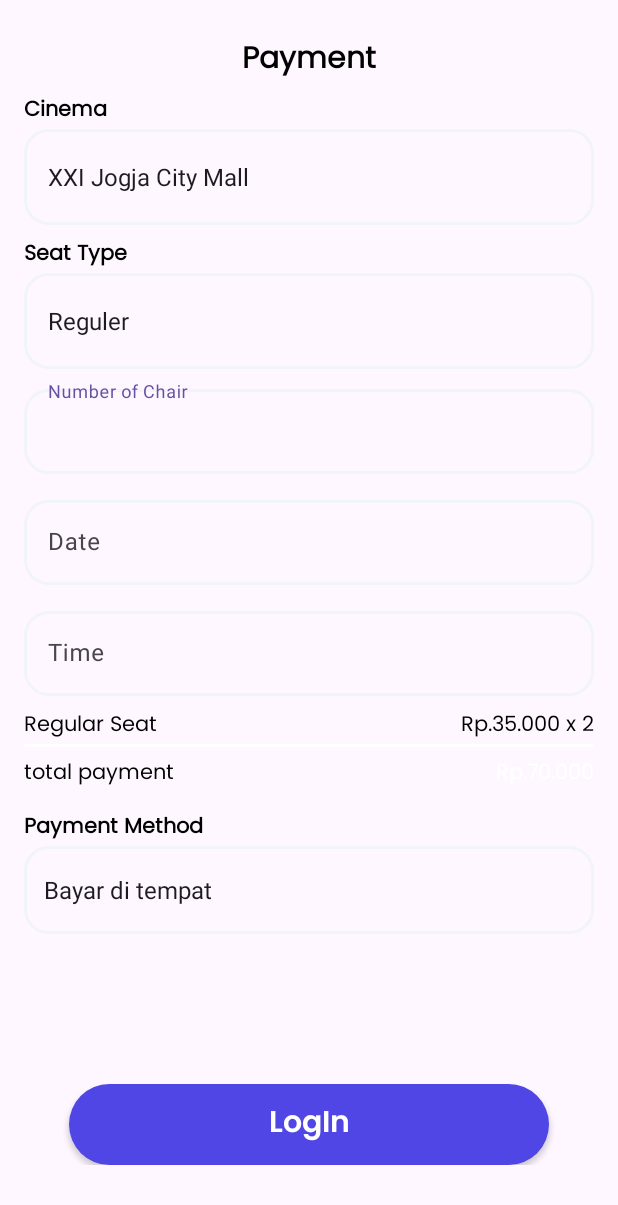
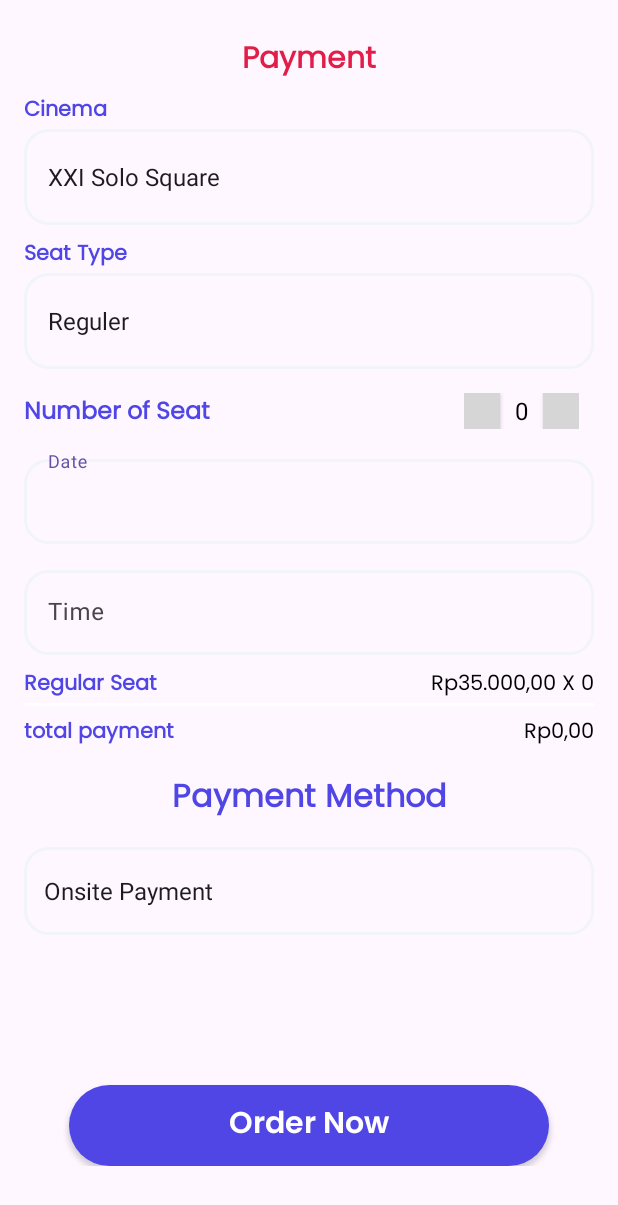
Before and after one commit to Vympel87/MovieTicketOrder, an Android app: the Order_Activity screen opened directly, with no data from a screen before it, on a phone screen of 412 x 824 dp. Shown: the top 1205 px of the screen. Run offline under Robolectric (Android 15) with nearby library versions, the phone set to English and light mode, and no system bars; grey boxes are pictures that could not be loaded.

Commit message:
Third Commit

```diff
--- a/app/src/main/java/com/example/movieticketorder/Order_Activity.kt
+++ b/app/src/main/java/com/example/movieticketorder/Order_Activity.kt
@@ -11,6 +11,8 @@ import android.widget.DatePicker
 import android.app.DatePickerDialog
 import android.app.TimePickerDialog
 import android.content.Intent
+import android.widget.Button
+import android.widget.TextView
 import com.example.movieticketorder.databinding.ActivityOrderBinding
 import java.text.NumberFormat
 import java.text.SimpleDateFormat
@@ -20,15 +22,15 @@ import java.util.Locale
 class Order_Activity : AppCompatActivity() {
     private lateinit var binding: ActivityOrderBinding
 
-    companion object {
-        const val EXTRA_BIOSKOP = "EXTRA_BIOSKOP"
-        const val EXTRA_SEAT = "EXTRA_SEAT"
-        const val EXTRA_NUMBER_OF_SEAT = "EXTRA_NUMBER_OF_SEAT"
-        const val EXTRA_DATE = "EXTRA_DATE"
-        const val EXTRA_FEE = "EXTRA_FEE"
-        const val EXTRA_TOTAL_PAYMENT = "EXTRA_TOTAL_PAYMENT"
-        const val EXTRA_TIME = "EXTRA_TIME"
-        const val EXTRA_METHOD = "EXTRA_METHOD"
+    companion object{
+        const val EXTRA_BIOSKOP="EXTRA_BIOSKOP"
+        const val EXTRA_SEAT="EXTRA_SEAT"
+        const val EXTRA_NUMBER_OF_SEAT="EXTRA_NUMBER_OF_SEAT"
+        const val EXTRA_DATE="EXTRA_DATE"
+        const val EXTRA_FEE="EXTRA_FEE"
+        const val EXTRA_TOTAL_PAYMENT="EXTRA_TOTAL_PAYMENT"
+        const val EXTRA_TIME="EXTRA_TIME"
+        const val EXTRA_METHOD="EXTRA_METHOD"
     }
 
     private lateinit var datePickers: EditText
@@ -37,55 +39,46 @@ class Order_Activity : AppCompatActivity() {
     private lateinit var BankList: Array<String>
     private lateinit var SeatList: Array<String>
     private lateinit var PaymentMethod: Array<String>
-    var TotalPayment = 0
+    var TotalPayment=0
+
     override fun onCreate(savedInstanceState: Bundle?) {
         super.onCreate(savedInstanceState)
-        binding = ActivityOrderBinding.inflate(layoutInflater)
+        binding= ActivityOrderBinding.inflate(layoutInflater)
         setContentView(binding.root)
 
-        val title = intent.getStringExtra("Title")
-        val image = intent.getIntExtra("Image", 0)
-        datePickers = findViewById(R.id.DatePicker)
-        timePicker = findViewById(R.id.TimePicker)
-        BioskopLocation = resources.getStringArray(R.array.Bioskop)
-        BankList = resources.getStringArray(R.array.Bank)
-        SeatList = resources.getStringArray(R.array.Jenis_Seat)
+        val title=intent.getStringExtra("Title")
+        val image = intent.getIntExtra("Image",0)
+        datePickers=findViewById(R.id.DatePicker)
+        timePicker=findViewById(R.id.TimePicker)
+        BioskopLocation=resources.getStringArray(R.array.Bioskop)
+        BankList=resources.getStringArray(R.array.Bank)
+        SeatList=resources.getStringArray(R.array.Jenis_Seat)
 
-        PaymentMethod = arrayOf(
-            "Bayar di tempat",
-            "Menggunakan Bank"
+        PaymentMethod= arrayOf(
+            "Onsite Payment",
+            "Mobile Banking"
         )
 
-        with(binding) {
+        with(binding){
             val myCalendar = Calendar.getInstance()
+            var num = 0
 
 
-            val datePicker = DatePickerDialog.OnDateSetListener { view, year, month, dayOfMonth ->
-                myCalendar.set(Calendar.YEAR, year)
-                myCalendar.set(Calendar.MONTH, month)
-                myCalendar.set(Calendar.DAY_OF_MONTH, dayOfMonth)
+            val datePicker= DatePickerDialog.OnDateSetListener{
+                    view,year,month,dayOfMonth->
+                myCalendar.set(Calendar.YEAR,year)
+                myCalendar.set(Calendar.MONTH,month)
+                myCalendar.set(Calendar.DAY_OF_MONTH,dayOfMonth)
                 updateLable(myCalendar)
             }
-            val timePickerDialog = TimePickerDialog(
-                this@Order_Activity,
-                TimePickerDialog.OnTimeSetListener { _: TimePicker, hourOfDay: Int, minute: Int ->
-                    myCalendar.set(Calendar.HOUR_OF_DAY, hourOfDay)
-                    myCalendar.set(Calendar.MINUTE, minute)
-                    updateTimeLabel(myCalendar)
-                },
-                myCalendar.get(Calendar.HOUR_OF_DAY),
-                myCalendar.get(Calendar.MINUTE),
-                false
-            )
+            val timePickerDialog = TimePickerDialog(this@Order_Activity, TimePickerDialog.OnTimeSetListener { _: TimePicker, hourOfDay: Int, minute: Int ->
+                myCalendar.set(Calendar.HOUR_OF_DAY, hourOfDay)
+                myCalendar.set(Calendar.MINUTE, minute)
+                updateTimeLabel(myCalendar)
+            }, myCalendar.get(Calendar.HOUR_OF_DAY), myCalendar.get(Calendar.MINUTE), false)
 
-            DatePicker.setOnClickListener {
-                val datePickerDialog = DatePickerDialog(
-                    this@Order_Activity,
-                    datePicker,
-                    myCalendar.get(Calendar.YEAR),
-                    myCalendar.get(Calendar.MONTH),
-                    myCalendar.get(Calendar.DAY_OF_MONTH)
-                )
+            DatePicker.setOnClickListener{
+                val datePickerDialog=DatePickerDialog(this@Order_Activity,datePicker,myCalendar.get(Calendar.YEAR),myCalendar.get(Calendar.MONTH),myCalendar.get(Calendar.DAY_OF_MONTH))
                 datePickerDialog.show()
             }
             TimePicker.setOnClickListener {
@@ -93,38 +86,22 @@ class Order_Activity : AppCompatActivity() {
             }
 
 
-//            spinner Adapter semua disini
-            val BioskopList = ArrayAdapter(
-                this@Order_Activity,
-                android.R.layout.simple_spinner_dropdown_item,
-                BioskopLocation
-            )
+//          Spinner n Adapter
+            val BioskopList=ArrayAdapter(this@Order_Activity, android.R.layout.simple_spinner_dropdown_item,BioskopLocation)
             BioskopList.setDropDownViewResource(android.R.layout.simple_spinner_dropdown_item)
-            spinnerBioskop.adapter = BioskopList
+            spinnerBioskop.adapter=BioskopList
 
-            val BankList = ArrayAdapter(
-                this@Order_Activity,
-                android.R.layout.simple_spinner_dropdown_item,
-                BankList
-            )
+            val BankList=ArrayAdapter(this@Order_Activity,android.R.layout.simple_spinner_dropdown_item,BankList)
             BankList.setDropDownViewResource(android.R.layout.simple_spinner_dropdown_item)
-            spinnerMethodDetail.adapter = BankList
+            spinnerMethodDetail.adapter=BankList
 
-            val SeatList = ArrayAdapter(
-                this@Order_Activity,
-                android.R.layout.simple_spinner_dropdown_item,
-                SeatList
-            )
+            val SeatList=ArrayAdapter( this@Order_Activity,android.R.layout.simple_spinner_dropdown_item,SeatList)
             SeatList.setDropDownViewResource(android.R.layout.simple_spinner_dropdown_item)
-            spinnerSeat.adapter = SeatList
+            spinnerSeat.adapter=SeatList
 
-            val PaymentMethodList =
-                ArrayAdapter(/* context = */ this@Order_Activity,/* resource = */
-                    android.R.layout.simple_spinner_dropdown_item,
-                    PaymentMethod
-                )
+            val PaymentMethodList=ArrayAdapter(/* context = */ this@Order_Activity,/* resource = */ android.R.layout.simple_spinner_dropdown_item,PaymentMethod)
             PaymentMethodList.setDropDownViewResource(android.R.layout.simple_spinner_dropdown_item)
-            spinnerMethod.adapter = PaymentMethodList
+            spinnerMethod.adapter=PaymentMethodList
 
             spinnerMethod.onItemSelectedListener = object : AdapterView.OnItemSelectedListener {
                 override fun onItemSelected(
@@ -134,10 +111,10 @@ class Order_Activity : AppCompatActivity() {
                     id: Long
                 ) {
                     val paymentMethod = spinnerMethod.selectedItem.toString()
-                    if (paymentMethod == "Menggunakan Bank") {
+                    if (paymentMethod == "Mobile Banking") {
                         spinnerMethodDetail.visibility = View.VISIBLE
                         layoutAccount.visibility = View.VISIBLE
-                        val bank = spinnerMethodDetail.selectedItem.toString()
+                        val bank=spinnerMethodDetail.selectedItem.toString()
 
                     } else {
                         spinnerMethodDetail.visibility = View.INVISIBLE
@@ -149,13 +126,19 @@ class Order_Activity : AppCompatActivity() {
                     // Do nothing
                 }
             }
+
+            btnPlus.setOnClickListener {
+                num++
+                numberOfSeat.text = num.toString()
+            }
+            btnMinus.setOnClickListener {
+                num--
+                if (num < 0) num = 0
+                numberOfSeat.text = num.toString()
+            }
+
             spinnerSeat.onItemSelectedListener = object : AdapterView.OnItemSelectedListener {
-                override fun onItemSelected(
-                    parent: AdapterView<*>?,
-                    view: View?,
-                    position: Int,
-                    id: Long
-                ) {
+                override fun onItemSelected(parent: AdapterView<*>?, view: View?, position: Int, id: Long) {
                     val fee = when (spinnerSeat.selectedItem.toString()) {
                         "Reguler" -> 35000
                         "Premiere" -> 50000
@@ -169,7 +152,7 @@ class Order_Activity : AppCompatActivity() {
                         val numberOfSeats = numberOfSeatsText.toInt()
                         TotalPayment = fee * numberOfSeats
                         val formatTotal = formatCurrency(TotalPayment)
-                        tvJumlahKursi.text = " X " + numberOfSeats.toString()
+                        tvJumlahKursi.text = " X "+numberOfSeats.toString()
                         seatCost.text = formatCurrency(fee)
                         totalPayment.text = formatTotal
                     }
@@ -179,38 +162,36 @@ class Order_Activity : AppCompatActivity() {
                     // Handle case where no seat is selected (if necessary)
                 }
             }
+
             btnPemesanan.setOnClickListener {
-                val intent = Intent(this@Order_Activity, Invoice::class.java)
-                intent.putExtra("Title", title)
-                intent.putExtra("Image", image)
-                intent.putExtra(EXTRA_BIOSKOP, spinnerBioskop.selectedItem.toString())
-                intent.putExtra(EXTRA_DATE, DatePicker.text.toString())
-                intent.putExtra(EXTRA_TIME, TimePicker.text.toString())
-                intent.putExtra(EXTRA_FEE, seatCost.text)
-                intent.putExtra(EXTRA_TOTAL_PAYMENT, totalPayment.text)
-                intent.putExtra(EXTRA_NUMBER_OF_SEAT, numberOfSeat.text.toString())
-                intent.putExtra(EXTRA_SEAT, spinnerSeat.selectedItem.toString())
-                intent.putExtra(EXTRA_METHOD, spinnerMethod.selectedItem.toString())
+                val intent= Intent(this@Order_Activity,Invoice::class.java)
+                intent.putExtra("Title",title)
+                intent.putExtra("Image",image)
+                intent.putExtra(EXTRA_BIOSKOP,spinnerBioskop.selectedItem.toString())
+                intent.putExtra(EXTRA_DATE,DatePicker.text.toString())
+                intent.putExtra(EXTRA_TIME,TimePicker.text.toString())
+                intent.putExtra(EXTRA_FEE,seatCost.text)
+                intent.putExtra(EXTRA_TOTAL_PAYMENT,totalPayment.text)
+                intent.putExtra(EXTRA_NUMBER_OF_SEAT,numberOfSeat.text.toString())
+                intent.putExtra(EXTRA_SEAT,spinnerSeat.selectedItem.toString())
+                intent.putExtra(EXTRA_METHOD,spinnerMethodDetail.selectedItem.toString())
                 startActivity(intent)
             }
         }
     }
-
-    private fun updateLable(myCalendar: Calendar) {
+    private fun updateLable(myCalendar: Calendar){
         val myFormat = "dd-MM-yyyy"
-        val sdf = SimpleDateFormat(myFormat, Locale.UK)
+        val sdf= SimpleDateFormat(myFormat, Locale.UK)
         datePickers.setText(sdf.format(myCalendar.time))
     }
-
-    private fun updateTimeLabel(myCalendar: Calendar) {
+    private fun updateTimeLabel(myCalendar: Calendar){
         val myFormat = "HH:mm"
-        val sdf = SimpleDateFormat(myFormat, Locale.UK)
+        val sdf= SimpleDateFormat(myFormat, Locale.UK)
         timePicker.setText(sdf.format(myCalendar.time))
     }
-
     private fun formatCurrency(value: Int): String {
-        val formatter = NumberFormat.getCurrencyInstance(Locale("in", "ID"))
-        return formatter.format(value).replace("IDR", "Rp.")
+        val formatter = NumberFormat.getCurrencyInstance(Locale("in","ID"))
+        return formatter.format(value).replace("IDR","Rp.")
     }
 
 }
--- a/app/src/main/res/layout/activity_invoice.xml
+++ b/app/src/main/res/layout/activity_invoice.xml
@@ -12,7 +12,7 @@
         android:layout_height="30dp"
         android:textAlignment="center"
         android:text="Invoice"
-        android:textColor="@color/black"
+        android:textColor="@color/rose"
         android:fontFamily="@font/poppins_regular"
         android:textStyle="bold"
         android:textSize="28dp"
@@ -89,7 +89,7 @@
             android:layout_marginLeft="12dp"
             android:fontFamily="@font/poppins_regular"
             android:textStyle="bold"
-            android:textSize="14sp"/>
+            android:textSize="12sp"/>
         <TextView
             android:layout_width="wrap_content"
             android:layout_height="wrap_content"
@@ -239,6 +239,7 @@
             android:layout_height="2dp"
             android:background="#94a3b8"
             android:id="@+id/garis"
+            android:layout_marginTop="14dp"
             app:layout_constraintTop_toBottomOf="@id/number_of_seat"
             app:layout_constraintStart_toStartOf="parent"/>
         <TextView
@@ -254,7 +255,7 @@
         <TextView
             android:layout_width="wrap_content"
             android:layout_height="wrap_content"
-            android:text="50000"
+            android:text="70000"
             app:layout_constraintEnd_toEndOf="parent"
             app:layout_constraintTop_toBottomOf="@id/garis"
             android:layout_marginTop="14dp"
--- a/app/src/main/res/layout/activity_order.xml
+++ b/app/src/main/res/layout/activity_order.xml
@@ -31,14 +31,12 @@
                 app:layout_constraintEnd_toEndOf="parent"
                 app:layout_constraintTop_toTopOf="parent"
                 android:layout_marginTop="12dp"
-                android:textColor="@color/black"
+                android:textColor="@color/rose"
                 android:fontFamily="@font/poppins_regular"
                 android:textStyle="bold"
                 android:textSize="20sp"
                 android:id="@+id/title_view"
-                android:textAlignment="center"
-                android:backgroundTint="@color/black"
-                />
+                android:textAlignment="center" />
             <TextView
                 android:layout_width="wrap_content"
                 android:layout_height="wrap_content"
@@ -46,7 +44,7 @@
                 android:id="@+id/tv_Bioskop"
                 app:layout_constraintTop_toBottomOf="@id/title_view"
                 app:layout_constraintStart_toStartOf="parent"
-                android:textColor="@color/black"
+                android:textColor="@color/indigo"
                 android:fontFamily="@font/poppins_regular"
                 android:textStyle="bold"
                 android:layout_marginTop="8dp"/>
@@ -65,7 +63,7 @@
                 android:id="@+id/tv_seat"
                 app:layout_constraintTop_toBottomOf="@id/spinner_bioskop"
                 app:layout_constraintStart_toStartOf="parent"
-                android:textColor="@color/black"
+                android:textColor="@color/indigo"
                 android:fontFamily="@font/poppins_regular"
                 android:textStyle="bold"
                 android:layout_marginTop="8dp"/>
@@ -77,24 +75,56 @@
                 app:layout_constraintStart_toStartOf="parent"
                 android:id="@+id/spinner_seat"
                 android:padding="8dp"/>
-            <com.google.android.material.textfield.TextInputLayout
-                android:layout_width="match_parent"
+
+            <TextView
+                android:layout_width="wrap_content"
                 android:layout_height="wrap_content"
-                android:hint="Number of Chair"
-                style="@style/Widget.Material3.TextInputLayout.OutlinedBox"
-                app:layout_constraintTop_toBottomOf="@id/spinner_seat"
-                app:layout_constraintStart_toStartOf="parent"
-                android:layout_marginTop="8dp"
                 android:id="@+id/layout_number_of_seat"
-                >
+                android:textColor="@color/indigo"
+                android:textSize="16sp"
+                android:text="Number of Seat"
+                android:textStyle="bold"
+                android:fontFamily="@font/poppins_regular"
+                android:layout_marginTop="16dp"
+                app:layout_constraintTop_toBottomOf="@+id/spinner_seat"
+                app:layout_constraintStart_toStartOf="parent"/>
 
-                <com.google.android.material.textfield.TextInputEditText
+            <LinearLayout
+                android:layout_width="0dp"
+                android:layout_height="wrap_content"
+                android:layout_weight="1"
+                android:gravity="end"
+                android:layout_marginTop="16dp"
+                android:orientation="horizontal"
+                android:layout_marginRight="10dp"
+                app:layout_constraintTop_toBottomOf="@+id/spinner_seat"
+                app:layout_constraintEnd_toEndOf="parent">
+
+                <androidx.appcompat.widget.AppCompatButton
+                    android:id="@+id/btnMinus"
+                    android:layout_width="24dp"
+                    android:layout_height="24dp"
+                    android:background="@drawable/ic_throw"/>
+
+                <TextView
                     android:id="@+id/number_of_seat"
-                    android:layout_width="match_parent"
-                    android:layout_height="match_parent"
-                    android:background="@drawable/custom_textfield"
-                    android:inputType="number" />
-            </com.google.android.material.textfield.TextInputLayout>
+                    android:layout_width="wrap_content"
+                    android:layout_height="wrap_content"
+                    android:layout_gravity="center"
+                    android:layout_marginStart="10dp"
+                    android:layout_marginEnd="10dp"
+                    android:text="0"
+                    android:textColor="@color/black"
+                    android:textSize="16sp" />
+
+                <androidx.appcompat.widget.AppCompatButton
+                    android:id="@+id/btnPlus"
+                    android:layout_width="24dp"
+                    android:layout_height="24dp"
+                    android:background="@drawable/ic_add"/>
+
+            </LinearLayout>
+
 
             <com.google.android.material.textfield.TextInputLayout
                 android:layout_width="match_parent"
@@ -132,9 +162,6 @@
                     android:inputType="number"/>
             </com.google.android.material.textfield.TextInputLayout>
 
-
-
-
             <TextView
                 android:layout_width="wrap_content"
                 android:layout_height="wrap_content"
@@ -142,7 +169,8 @@
                 app:layout_constraintStart_toStartOf="parent"
                 app:layout_constraintTop_toBottomOf="@id/layout_TimePicker"
                 android:layout_marginTop="8dp"
-                android:textColor="@color/black"
+                android:textColor="@color/indigo"
+                android:textStyle="bold"
                 android:fontFamily="@font/poppins_regular"/>
             <TextView
                 android:layout_width="wrap_content"
@@ -172,7 +200,7 @@
                 app:layout_constraintEnd_toEndOf="parent"
                 app:layout_constraintTop_toBottomOf="@id/tv_jumlah_kursi"
                 android:layout_marginTop="8dp"
-                android:textColor="@color/white"
+                android:textColor="@color/black"
                 android:fontFamily="@font/poppins_regular"/>
             <View
                 android:layout_width="match_parent"
@@ -184,11 +212,12 @@
                 android:layout_width="wrap_content"
                 android:layout_height="wrap_content"
                 android:text="total payment"
+                android:textStyle="bold"
                 android:id="@+id/tv_total_payment"
                 app:layout_constraintStart_toStartOf="parent"
                 app:layout_constraintTop_toBottomOf="@id/tv_jumlah_kursi"
                 android:layout_marginTop="8dp"
-                android:textColor="@color/black"
+                android:textColor="@color/indigo"
                 android:fontFamily="@font/poppins_regular"/>
             <TextView
                 android:layout_width="wrap_content"
@@ -196,10 +225,12 @@
                 android:text="Payment Method"
                 android:id="@+id/tv_payment_method"
                 app:layout_constraintStart_toStartOf="parent"
+                app:layout_constraintEnd_toEndOf="parent"
                 app:layout_constraintTop_toBottomOf="@id/tv_total_payment"
-                android:layout_marginTop="12dp"
+                android:layout_marginTop="14dp"
                 android:textStyle="bold"
-                android:textColor="@color/black"
+                android:textSize="21dp"
+                android:textColor="@color/indigo"
                 android:fontFamily="@font/poppins_regular"/>
             <androidx.appcompat.widget.AppCompatSpinner
                 android:layout_width="match_parent"
@@ -208,6 +239,7 @@
                 android:background="@drawable/custom_textfield"
                 android:id="@+id/spinner_method"
                 app:layout_constraintStart_toStartOf="parent"
+                android:layout_marginTop="14dp"
                 android:padding="5dp"
                 />
             <androidx.appcompat.widget.AppCompatSpinner
@@ -245,7 +277,7 @@
                 android:layout_height="54dp"
                 android:background="@drawable/custom_button"
                 android:id="@+id/btnPemesanan"
-                android:text="@string/btn_login"
+                android:text="@string/btn_order"
                 android:textAllCaps="false"
                 android:textSize="20dp"
                 android:textColor="@color/white"
--- a/app/src/main/res/values/colors.xml
+++ b/app/src/main/res/values/colors.xml
@@ -4,4 +4,5 @@
     <color name="white">#FFFFFFFF</color>
     <color name="bg_splash">#ebebeb</color>
     <color name="indigo">#4f46e5</color>
+    <color name="rose">#e11d48</color>
 </resources>
--- a/app/src/main/res/values/strings.xml
+++ b/app/src/main/res/values/strings.xml
@@ -84,13 +84,12 @@
     </array>
 
     <array name="Bioskop">
-        <item>XXI Jogja City Mall</item>
-        <item>Empire XXI </item>
-        <item>XXI Plaza Ambarukmo</item>
-        <item>CGV Pakuwon Mall</item>
-        <item>Cinepolis Lippo Plaza</item>
-        <item>Sleman City Hall XXI</item>
-        <item>CGV Jwalk Mall</item>
+        <item>XXI Solo Square</item>
+        <item>Solo Paragon XXI </item>
+        <item>Grand XXI</item>
+        <item>The Park XXI</item>
+        <item>Platinum Cineplex Pakuwon Mall Solo</item>
+        <item>CGV Transmart Solo</item>
     </array>
 
     <array name="Jenis_Seat">
```
Also changed, not shown: app/src/main/res/drawable/summer_wars.jpg (deleted).
